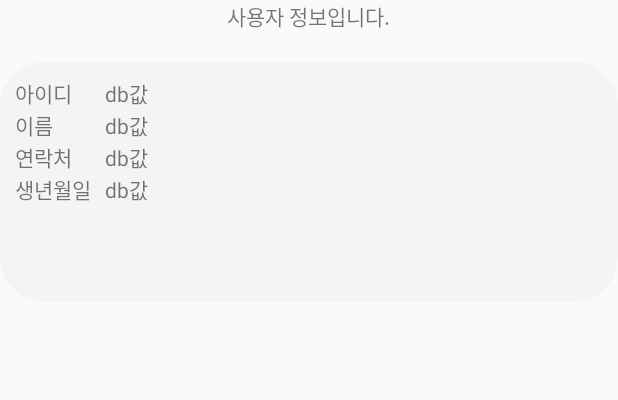
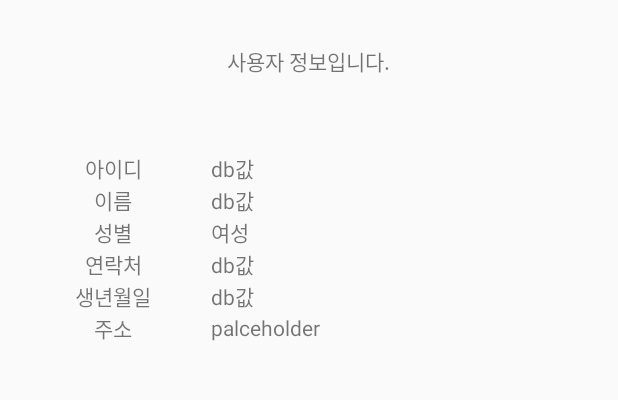
Before and after one commit to backlo/BandCCare-Android, an Android app: the InfoActivity screen opened directly, with no data from a screen before it, in the side drawer, after a tap on "Band User Info", on a phone screen of 412 x 824 dp, the part 84-484 px from its top. Run offline under Robolectric (Android 15) with nearby library versions, the phone set to English and light mode, and no system bars.

Commit message:
Fix infoActivity

```diff
--- a/app/src/main/java/com/example/hansung/band_cctv/activity/InfoActivity.java
+++ b/app/src/main/java/com/example/hansung/band_cctv/activity/InfoActivity.java
@@ -8,7 +8,6 @@ import android.support.v7.app.ActionBar;
 import android.support.v7.app.AppCompatActivity;
 import android.os.Bundle;
 import android.support.v7.widget.Toolbar;
-import android.util.Log;
 import android.view.MenuItem;
 import android.view.View;
 import android.widget.LinearLayout;
@@ -29,8 +28,8 @@ public class InfoActivity extends AppCompatActivity {
     LinearLayout name_layout;
     LinearLayout phone_layout;
     LinearLayout birth_layout;
-    LinearLayout band_layout;
-    LinearLayout camera_layout;
+    LinearLayout device_layout;
+    LinearLayout address_layout;
 
     @Override
     protected void onCreate(Bundle savedInstanceState) {
@@ -44,8 +43,8 @@ public class InfoActivity extends AppCompatActivity {
         name_layout = (LinearLayout) findViewById(R.id.name_layout);
         phone_layout = (LinearLayout) findViewById(R.id.phone_layout);
         birth_layout = (LinearLayout) findViewById(R.id.birth_layout);
-        band_layout = (LinearLayout) findViewById(R.id.band_layout);
-        camera_layout = (LinearLayout) findViewById(R.id.camera_layout);
+        address_layout = (LinearLayout) findViewById(R.id.address_layout);
+        device_layout = (LinearLayout) findViewById(R.id.device_layout);
 
         TextView id_tv = (TextView) findViewById(R.id.id_tv);
         TextView name_tv = (TextView) findViewById(R.id.name_tv);
@@ -63,14 +62,14 @@ public class InfoActivity extends AppCompatActivity {
             birth_tv.setText("db값");
         } else if (intentValue == BANDUSER) {
             info_tv.setText("사용자 정보입니다.");
-            setLayout(1, 1, 1, 1, 0, 0);
+            setLayout(1, 1, 1, 1,1, 0);
             id_tv.setText("db값");
             name_tv.setText("db값");
             phone_tv.setText("db값");
             birth_tv.setText("db값");
         } else if (intentValue == DEVICE) {
             info_tv.setText("기기 정보입니다.");
-            setLayout(0, 0, 0, 0, 1, 1);
+            setLayout(0, 0, 0, 0, 0, 1);
             band_tv.setText("db값");
             camera_tv.setText("db값");
         } else {
@@ -141,24 +140,23 @@ public class InfoActivity extends AppCompatActivity {
         return super.onOptionsItemSelected(item);
     }
 
-    public void setLayout(int id, int name, int phone, int birth, int band, int camera) {
-        if (id == 0) id_layout.setVisibility(View.INVISIBLE);
+    public void setLayout(int id, int name, int phone, int birth, int address, int device) {
+        if (id == 0) id_layout.setVisibility(View.GONE);
         else id_layout.setVisibility(View.VISIBLE);
 
-        if (name == 0) name_layout.setVisibility(View.INVISIBLE);
+        if (name == 0) name_layout.setVisibility(View.GONE);
         else name_layout.setVisibility(View.VISIBLE);
 
-        if (phone == 0) phone_layout.setVisibility(View.INVISIBLE);
+        if (phone == 0) phone_layout.setVisibility(View.GONE);
         else phone_layout.setVisibility(View.VISIBLE);
 
-        if (birth == 0) birth_layout.setVisibility(View.INVISIBLE);
+        if (birth == 0) birth_layout.setVisibility(View.GONE);
         else birth_layout.setVisibility(View.VISIBLE);
+        if (address == 0) address_layout.setVisibility(View.GONE);
+        else address_layout.setVisibility(View.VISIBLE);
 
-        if (band == 0) band_layout.setVisibility(View.INVISIBLE);
-        else band_layout.setVisibility(View.VISIBLE);
-
-        if (camera == 0) camera_layout.setVisibility(View.INVISIBLE);
-        else camera_layout.setVisibility(View.VISIBLE);
+        if (device == 0) device_layout.setVisibility(View.GONE);
+        else device_layout.setVisibility(View.VISIBLE);
 
     }
 
--- a/app/src/main/res/layout/activity_info.xml
+++ b/app/src/main/res/layout/activity_info.xml
@@ -16,6 +16,7 @@
         <LinearLayout
             android:layout_width="match_parent"
             android:layout_height="match_parent"
+
             android:orientation="vertical">
 
             <android.support.v7.widget.Toolbar
@@ -31,13 +32,13 @@
                 android:layout_width="wrap_content"
                 android:layout_height="wrap_content"
                 android:layout_gravity="center"
-                android:layout_marginBottom="20dp"
-                android:text="보호자(본인) 정보입니다." />
+                android:layout_marginBottom="40dp"
+                android:layout_marginTop="30dp"
+                android:text="정보" />
 
             <LinearLayout
                 android:layout_width="match_parent"
                 android:layout_height="wrap_content"
-                android:background="@drawable/round"
                 android:orientation="vertical"
                 android:padding="10dp">
 
@@ -45,17 +46,21 @@
                     android:id="@+id/id_layout"
                     android:layout_width="match_parent"
                     android:layout_height="wrap_content"
+                    android:gravity="center"
                     android:orientation="horizontal">
 
                     <TextView
-                        android:layout_width="60dp"
+                        android:layout_width="0dp"
                         android:layout_height="wrap_content"
+                        android:layout_weight="1"
+                        android:gravity="center"
                         android:text="아이디" />
 
                     <TextView
                         android:id="@+id/id_tv"
-                        android:layout_width="match_parent"
+                        android:layout_width="0dp"
                         android:layout_height="wrap_content"
+                        android:layout_weight="2"
                         android:text="palceholder" />
 
                 </LinearLayout>
@@ -64,102 +69,196 @@
                     android:id="@+id/name_layout"
                     android:layout_width="match_parent"
                     android:layout_height="wrap_content"
+                    android:gravity="center"
                     android:orientation="horizontal">
 
                     <TextView
-                        android:layout_width="60dp"
+                        android:layout_width="0dp"
                         android:layout_height="wrap_content"
+                        android:layout_weight="1"
+                        android:gravity="center"
                         android:text="이름" />
 
                     <TextView
                         android:id="@+id/name_tv"
-                        android:layout_width="match_parent"
+                        android:layout_width="0dp"
                         android:layout_height="wrap_content"
+                        android:layout_weight="2"
+                        android:text="진소린" />
+
+                </LinearLayout>
+
+                <LinearLayout
+                    android:id="@+id/sex_layout"
+                    android:layout_width="match_parent"
+                    android:layout_height="wrap_content"
+                    android:gravity="center"
+                    android:orientation="horizontal">
+
+                    <TextView
+                        android:layout_width="0dp"
+                        android:layout_height="wrap_content"
+                        android:layout_weight="1"
+                        android:gravity="center"
+                        android:text="성별" />
+
+                    <TextView
+                        android:id="@+id/sex_tv"
+                        android:layout_width="0dp"
+                        android:layout_height="wrap_content"
+                        android:layout_weight="2"
+                        android:text="여성" />
+
+                </LinearLayout>
+                <LinearLayout
+                    android:id="@+id/phone_layout"
+                    android:layout_width="match_parent"
+                    android:layout_height="wrap_content"
+                    android:gravity="center"
+                    android:orientation="horizontal">
+
+                    <TextView
+                        android:layout_width="0dp"
+                        android:layout_height="wrap_content"
+                        android:layout_weight="1"
+                        android:gravity="center"
+                        android:text="연락처" />
+
+                    <TextView
+                        android:id="@+id/phone_tv"
+                        android:layout_width="0dp"
+                        android:layout_height="wrap_content"
+                        android:layout_weight="2"
+                        android:text="palceholder" />
+                </LinearLayout>
+
+                <LinearLayout
+                    android:id="@+id/birth_layout"
+                    android:layout_width="match_parent"
+                    android:layout_height="wrap_content"
+                    android:gravity="center"
+                    android:orientation="horizontal">
+
+                    <TextView
+                        android:layout_width="0dp"
+                        android:layout_height="wrap_content"
+                        android:layout_weight="1"
+                        android:gravity="center"
+                        android:text="생년월일" />
+
+                    <TextView
+                        android:id="@+id/birth_tv"
+                        android:layout_width="0dp"
+                        android:layout_height="wrap_content"
+                        android:layout_weight="2"
+                        android:text="palceholder" />
+
+                </LinearLayout>
+
+                <LinearLayout
+                    android:id="@+id/address_layout"
+                    android:layout_width="match_parent"
+                    android:layout_height="wrap_content"
+                    android:gravity="center"
+                    android:orientation="horizontal">
+
+                    <TextView
+                        android:layout_width="0dp"
+                        android:layout_height="wrap_content"
+                        android:layout_weight="1"
+                        android:gravity="center"
+                        android:text="주소" />
+
+                    <TextView
+                        android:id="@+id/address_tv"
+                        android:layout_width="0dp"
+                        android:layout_height="wrap_content"
+                        android:layout_weight="2"
                         android:text="palceholder" />
 
                 </LinearLayout>
 
 
+            </LinearLayout>
+
+            <LinearLayout
+                android:id="@+id/device_layout"
+                android:layout_width="match_parent"
+                android:layout_height="wrap_content"
+                android:gravity="center"
+                android:orientation="horizontal"
+                android:padding="10dp">
+
                 <LinearLayout
-                    android:id="@+id/phone_layout"
+                    android:layout_width="0dp"
+                    android:layout_height="wrap_content"
+                    android:layout_weight="2"
+                    android:gravity="center"
+                    android:orientation="vertical">
 
-                    android:layout_width="match_parent"
-                    android:layout_height="wrap_content"
-                    android:orientation="horizontal">
+                    <ImageView
+                        android:layout_width="100dp"
+                        android:layout_height="100dp"
+                        android:layout_margin="5dp"
+                        android:src="@drawable/smartwatch" />
 
                     <TextView
-                        android:layout_width="60dp"
+                        android:layout_width="wrap_content"
                         android:layout_height="wrap_content"
-                        android:text="연락처" />
+                        android:layout_margin="5dp"
+                        android:gravity="center"
+
+                        android:text="Smart Band" />
 
                     <TextView
-                        android:id="@+id/phone_tv"
+                        android:id="@+id/band_tv"
                         android:layout_width="wrap_content"
                         android:layout_height="wrap_content"
-                        android:text="palceholder" />
-                </LinearLayout>
 
-                <LinearLayout
-                    android:id="@+id/birth_layout"
-
-                    android:layout_width="match_parent"
-                    android:layout_height="wrap_content"
-                    android:orientation="horizontal">
-
-                    <TextView
-                        android:layout_width="60dp"
-                        android:layout_height="wrap_content"
-                        android:text="생년월일" />
-
-                    <TextView
-                        android:id="@+id/birth_tv"
-                        android:layout_width="wrap_content"
-                        android:layout_height="wrap_content"
-                        android:text="palceholder" />
+                        android:layout_margin="5dp"
+                        android:text="109329"
+                        android:textStyle="bold" />
 
                 </LinearLayout>
 
                 <LinearLayout
-                    android:id="@+id/band_layout"
-
-                    android:layout_width="match_parent"
-                    android:layout_height="wrap_content"
-                    android:orientation="horizontal">
-
-                    <TextView
-                        android:layout_width="60dp"
-                        android:layout_height="wrap_content"
-                        android:text="Smart Band" />
-                    <TextView
-                        android:id="@+id/band_tv"
-                        android:layout_width="wrap_content"
-                        android:layout_height="wrap_content"
-                        android:text="palceholder" />
+                    android:layout_width="0dp"
+                    android:layout_height="match_parent"
+                    android:layout_weight="0.2"
+                    android:orientation="vertical">
 
                 </LinearLayout>
 
                 <LinearLayout
-                    android:id="@+id/camera_layout"
+                    android:layout_width="0dp"
+                    android:layout_height="wrap_content"
+                    android:layout_weight="2"
+                    android:gravity="center"
+                    android:orientation="vertical">
 
-                    android:layout_width="match_parent"
-                    android:layout_height="wrap_content"
-                    android:orientation="horizontal">
+                    <ImageView
+                        android:layout_width="100dp"
+                        android:layout_height="100dp"
+                        android:layout_margin="5dp"
+                        android:src="@drawable/camera" />
 
                     <TextView
-                        android:layout_width="60dp"
+                        android:layout_width="wrap_content"
                         android:layout_height="wrap_content"
+                        android:layout_margin="5dp"
+                        android:gravity="center"
                         android:text="camera" />
 
                     <TextView
                         android:id="@+id/camera_tv"
                         android:layout_width="wrap_content"
                         android:layout_height="wrap_content"
-                        android:text="palceholder" />
+                        android:layout_margin="5dp"
+                        android:text="109329"
+                        android:textStyle="bold" />
 
                 </LinearLayout>
-
             </LinearLayout>
-
         </LinearLayout>
     </ScrollView>
 
```
